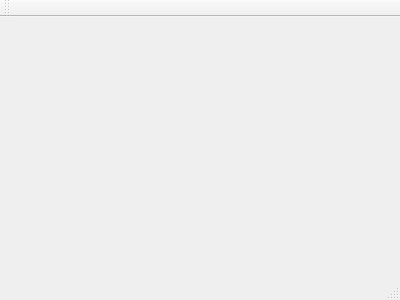
First picture: the form in mainwindow.ui, repository rrooij/youtube-dl-qt, before the edit.
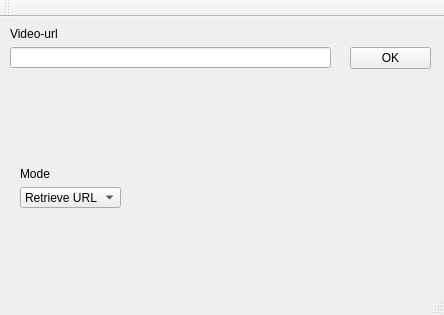
Second picture: the form after the edit.

Commit message: Add URL retrieve functionality

Patch:
```diff
--- a/mainwindow.ui
+++ b/mainwindow.ui
@@ -1,24 +1,107 @@
 <ui version="4.0">
  <class>MainWindow</class>
- <widget class="QMainWindow" name="MainWindow" >
-  <property name="geometry" >
+ <widget class="QMainWindow" name="MainWindow">
+  <property name="geometry">
    <rect>
     <x>0</x>
     <y>0</y>
-    <width>400</width>
-    <height>300</height>
+    <width>444</width>
+    <height>315</height>
    </rect>
   </property>
   <property name="windowTitle" >
    <string>MainWindow</string>
   </property>
-  <widget class="QMenuBar" name="menuBar" />
-  <widget class="QToolBar" name="mainToolBar" />
-  <widget class="QWidget" name="centralWidget" />
-  <widget class="QStatusBar" name="statusBar" />
+  <widget class="QWidget" name="centralWidget">
+   <widget class="QLineEdit" name="videoUrlEdit">
+    <property name="geometry">
+     <rect>
+      <x>10</x>
+      <y>30</y>
+      <width>321</width>
+      <height>21</height>
+     </rect>
+    </property>
+    <property name="text">
+     <string/>
+    </property>
+   </widget>
+   <widget class="QLabel" name="label">
+    <property name="geometry">
+     <rect>
+      <x>10</x>
+      <y>10</y>
+      <width>59</width>
+      <height>14</height>
+     </rect>
+    </property>
+    <property name="text">
+     <string>Video-url</string>
+    </property>
+   </widget>
+   <widget class="QPushButton" name="pushButton">
+    <property name="geometry">
+     <rect>
+      <x>350</x>
+      <y>30</y>
+      <width>81</width>
+      <height>22</height>
+     </rect>
+    </property>
+    <property name="text">
+     <string>OK</string>
+    </property>
+   </widget>
+   <widget class="QComboBox" name="modeComboBox">
+    <property name="geometry">
+     <rect>
+      <x>20</x>
+      <y>170</y>
+      <width>101</width>
+      <height>21</height>
+     </rect>
+    </property>
+    <item>
+     <property name="text">
+      <string>Retrieve URL</string>
+     </property>
+    </item>
+   </widget>
+   <widget class="QLabel" name="label_2">
+    <property name="geometry">
+     <rect>
+      <x>20</x>
+      <y>150</y>
+      <width>59</width>
+      <height>14</height>
+     </rect>
+    </property>
+    <property name="text">
+     <string>Mode</string>
+    </property>
+   </widget>
+  </widget>
+  <widget class="QMenuBar" name="menuBar">
+   <property name="geometry">
+    <rect>
+     <x>0</x>
+     <y>0</y>
+     <width>444</width>
+     <height>19</height>
+    </rect>
+   </property>
+  </widget>
+  <widget class="QToolBar" name="mainToolBar">
+   <attribute name="toolBarArea">
+    <enum>TopToolBarArea</enum>
+   </attribute>
+   <attribute name="toolBarBreak">
+    <bool>false</bool>
+   </attribute>
+  </widget>
+  <widget class="QStatusBar" name="statusBar"/>
  </widget>
- <layoutDefault spacing="6" margin="11" />
- <pixmapfunction></pixmapfunction>
+ <layoutdefault spacing="6" margin="11"/>
  <resources/>
  <connections/>
 </ui>
```
Left out of the diff: 5 changed lines with no effect on the pictures. The commit also changes 9 other files.
